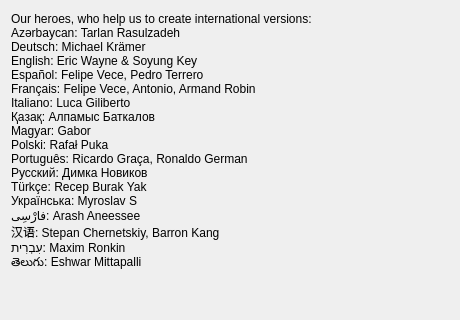
Old version of the form src/bin/scenarist-desktop/UserInterfaceLayer/Application/AboutDialog.ui in the repository dimkanovikov/KITScenarist; both pictures show x 0 to 460 and y 226 to 546 of the 460 by 664 pixel window.
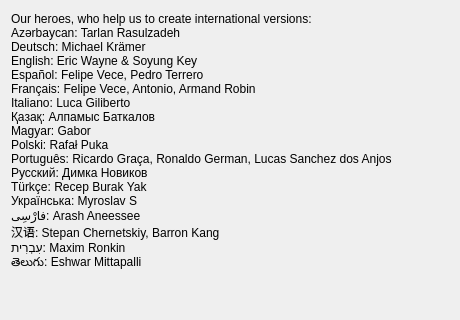
New version of the form.

Patch:
```diff
--- a/src/bin/scenarist-desktop/UserInterfaceLayer/Application/AboutDialog.ui
+++ b/src/bin/scenarist-desktop/UserInterfaceLayer/Application/AboutDialog.ui
@@ -154,7 +154,7 @@
 Қазақ: Алпамыс Баткалов
 Magyar: Gabor
 Polski: Rafał Puka
-Português: Ricardo Graça, Ronaldo German 
+Português: Ricardo Graça, Ronaldo German, Lucas Sanchez dos Anjos 
 Русский: Димка Новиков
 Türkçe: Recep Burak Yak
 Українська: Myroslav S 
```
